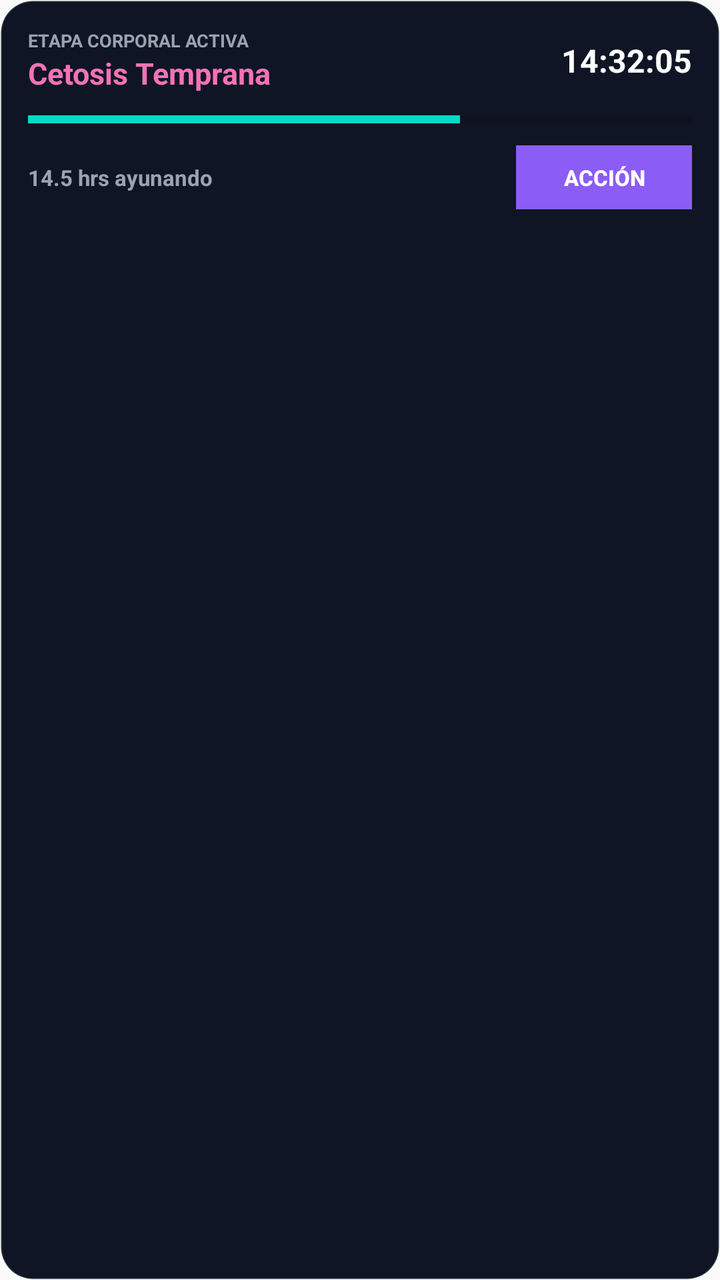
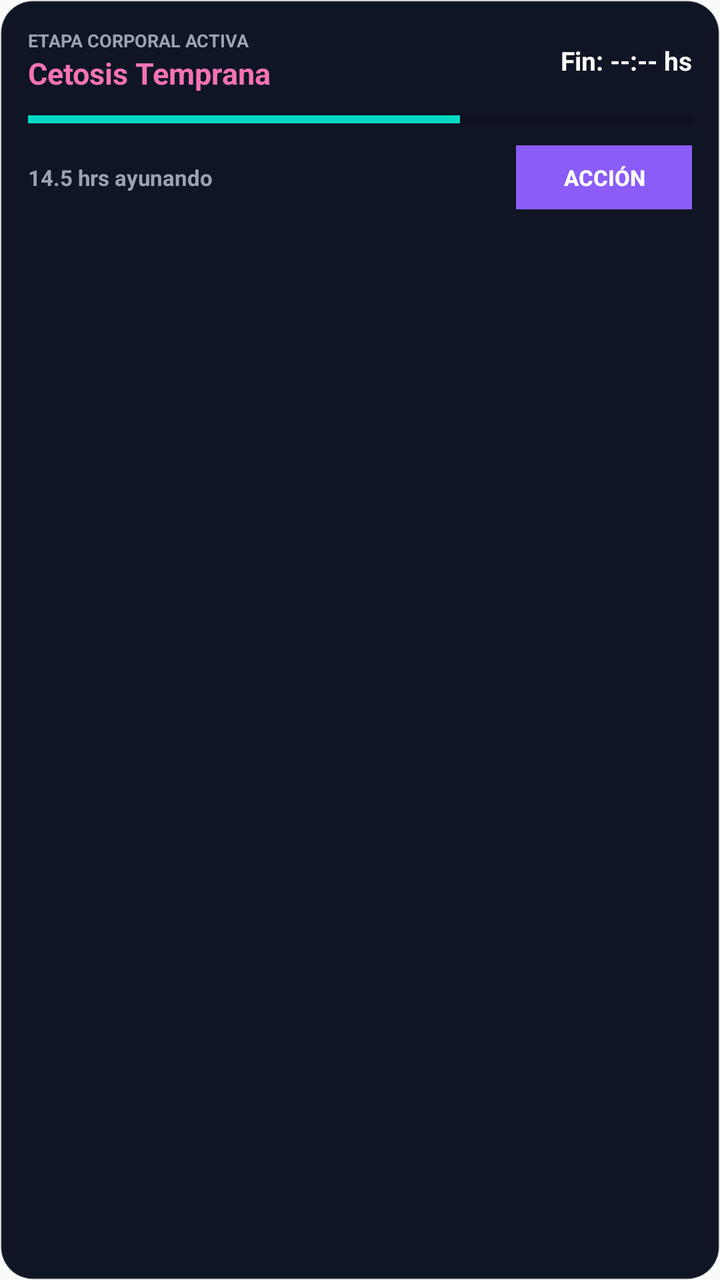

The first picture is an Android layout as it rendered before a commit; the second is the same layout after the commit. The layout source and the unified diff follow.
<!-- AndroidManifest.xml: application theme AppTheme -->
<!-- res/layout/widget_stage.xml -->
<?xml version="1.0" encoding="utf-8"?>
<LinearLayout xmlns:android="http://schemas.android.com/apk/res/android"
    android:id="@+id/widget_stage_container"
    android:layout_width="match_parent"
    android:layout_height="match_parent"
    android:orientation="vertical"
    android:background="@drawable/widget_bg_rounded"
    android:padding="14dp">

    
    <LinearLayout
        android:layout_width="match_parent"
        android:layout_height="wrap_content"
        android:orientation="horizontal"
        android:gravity="center_vertical">

        <LinearLayout
            android:layout_width="0dp"
            android:layout_height="wrap_content"
            android:layout_weight="1"
            android:orientation="vertical">

            <TextView
                android:layout_width="wrap_content"
                android:layout_height="wrap_content"
                android:text="ETAPA CORPORAL ACTIVA"
                android:textColor="#9CA3AF"
                android:textSize="9sp"
                android:textStyle="bold" />

            <TextView
                android:id="@+id/widget_stage_name"
                android:layout_width="wrap_content"
                android:layout_height="wrap_content"
                android:text="Cetosis Temprana"
                android:textColor="#F472B6"
                android:textSize="15sp"
                android:textStyle="bold" />
        </LinearLayout>

        <TextView
            android:id="@+id/widget_stage_timer"
            android:layout_width="wrap_content"
            android:layout_height="wrap_content"
            android:text="14:32:05"
            android:textColor="#FFFFFF"
            android:textSize="16sp"
            android:textStyle="bold" />
    </LinearLayout>

    
    <ProgressBar
        android:id="@+id/widget_stage_progress"
        style="?android:attr/progressBarStyleHorizontal"
        android:layout_width="match_parent"
        android:layout_height="6dp"
        android:layout_marginTop="10dp"
        android:layout_marginBottom="10dp"
        android:max="100"
        android:progress="65" />

    
    <LinearLayout
        android:layout_width="match_parent"
        android:layout_height="wrap_content"
        android:orientation="horizontal"
        android:gravity="center_vertical">

        <TextView
            android:id="@+id/widget_stage_hours"
            android:layout_width="0dp"
            android:layout_height="wrap_content"
            android:layout_weight="1"
            android:text="14.5 hrs ayunando"
            android:textColor="#9CA3AF"
            android:textSize="11sp"
            android:textStyle="bold" />

        <Button
            android:id="@+id/widget_stage_action_btn"
            android:layout_width="wrap_content"
            android:layout_height="32dp"
            android:background="#8B5CF6"
            android:paddingLeft="12dp"
            android:paddingRight="12dp"
            android:text="Acción"
            android:textColor="#FFFFFF"
            android:textSize="11sp"
            android:textStyle="bold" />
    </LinearLayout>

</LinearLayout>
<!-- resources referenced by this layout -->
<resources>
  <!-- drawable widget_bg_rounded (drawable) -->
  <?xml version="1.0" encoding="utf-8"?>
  <shape xmlns:android="http://schemas.android.com/apk/res/android"
      android:shape="rectangle">
      <solid android:color="#0F1524" />
      <corners android:radius="16dp" />
      <stroke
          android:width="1dp"
          android:color="#26FFFFFF" />
  </shape>
  <style name="AppTheme" parent="Theme.AppCompat.Light.DarkActionBar">
          
          <item name="colorPrimary">@color/colorPrimary</item>
          <item name="colorPrimaryDark">@color/colorPrimaryDark</item>
          <item name="colorAccent">@color/colorAccent</item>
      </style>
</resources>

<!-- the commit's change to res/layout/widget_stage.xml (unified diff, before → after) -->
@@ -42,9 +42,9 @@
             android:id="@+id/widget_stage_timer"
             android:layout_width="wrap_content"
             android:layout_height="wrap_content"
-            android:text="14:32:05"
+            android:text="Fin: --:-- hs"
             android:textColor="#FFFFFF"
-            android:textSize="16sp"
+            android:textSize="13sp"
             android:textStyle="bold" />
     </LinearLayout>
 
